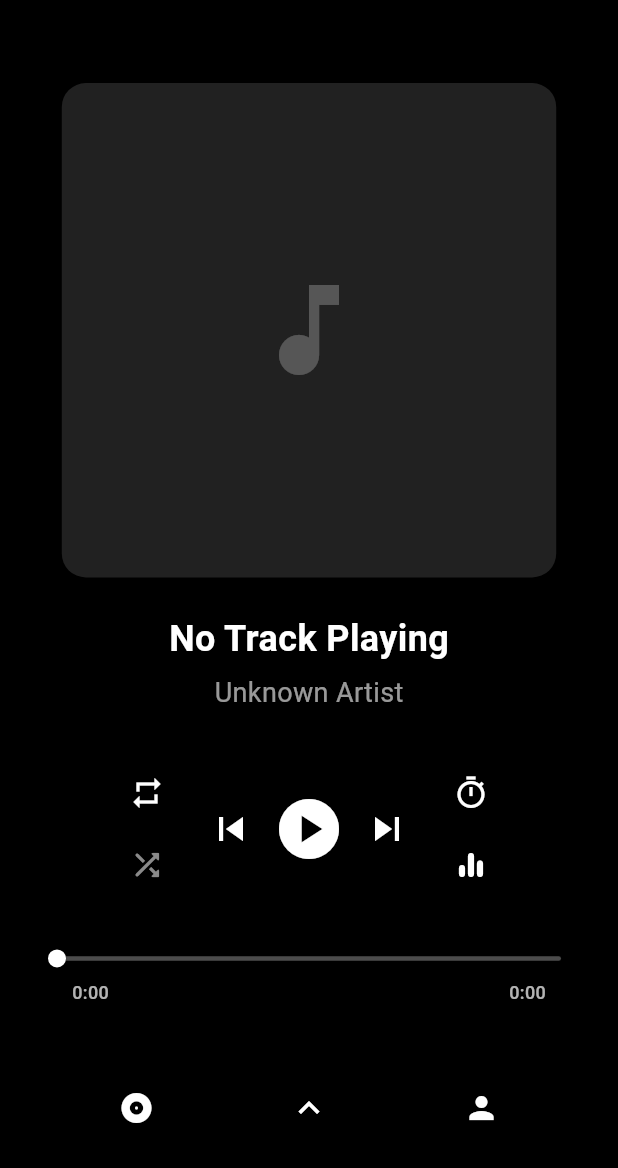
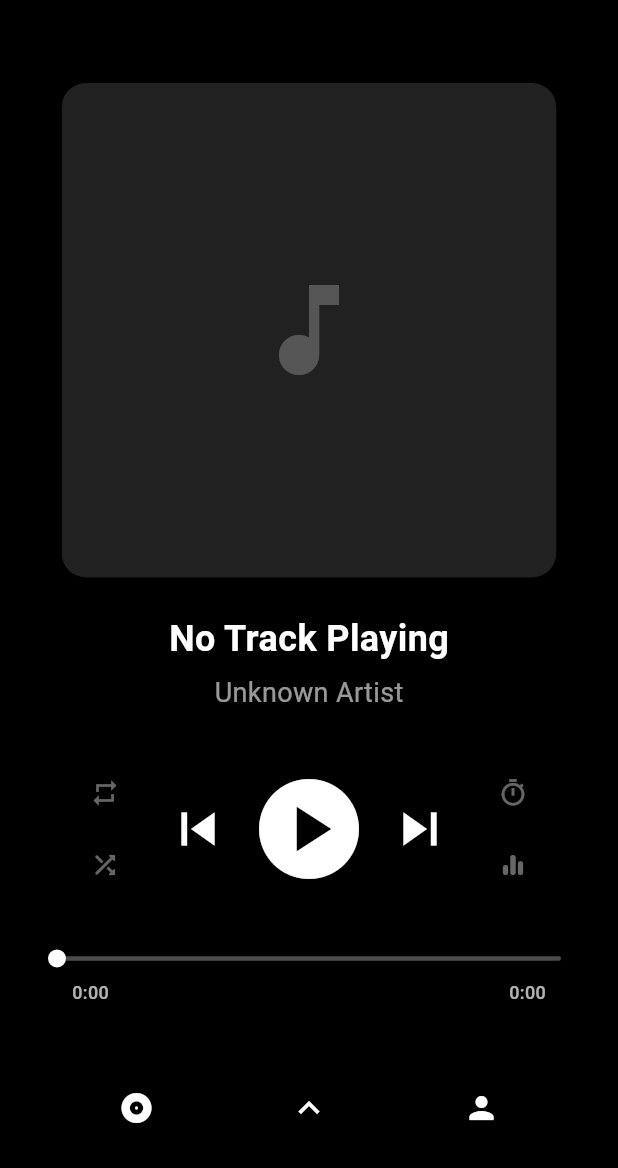
Before and after one commit to leoramzmusic/remuh, a Flutter app: the PlayerScreen screen opened directly, item 2 of the bottom bar chosen, after a tap on the "more vert" icon, on a phone screen of 412 x 824 dp, the part 68-1236 px from its top. Run offline on Flutter 3.47's test engine with Material 3 defaults, Android fonts, the phone set to English and light mode, and no system bars; our stand-ins replace audio_service, auto_size_text, device_info_plus, flutter_cache_manager, flutter_riverpod, just_audio and 7 more; missing offline and left inert: audio_session; accounts and stored records are empty.

Commit message:
feat: Introduce player screen with dynamic blur background, gesture controls, audio service, dynamic colors, equalizer, and sleep timer.

```diff
--- a/lib/main.dart
+++ b/lib/main.dart
@@ -28,10 +28,11 @@ void main() async {
   try {
     audioHandler = await AudioService.init(
       builder: () => AudioPlayerHandler(),
-      config: const AudioServiceConfig(
+      config: AudioServiceConfig(
         androidNotificationChannelId: 'com.leo.remuh.channel.audio',
         androidNotificationChannelName: 'Music Playback',
         androidNotificationOngoing: true,
+        androidStopForegroundOnPause: false, // Keep notification when paused
       ),
     );
   } catch (e) {
--- /dev/null
+++ b/lib/presentation/providers/sleep_timer_provider.dart
@@ -0,0 +1,4 @@
+import 'package:flutter_riverpod/flutter_riverpod.dart';
+
+/// Provider to manage the active state of the sleep timer
+final sleepTimerProvider = StateProvider<bool>((ref) => false);
--- a/lib/presentation/screens/player_screen.dart
+++ b/lib/presentation/screens/player_screen.dart
@@ -1,10 +1,13 @@
 import 'package:flutter/material.dart';
 import 'package:flutter_riverpod/flutter_riverpod.dart';
 import '../../presentation/widgets/equalizer_sheet.dart';
+import '../providers/sleep_timer_provider.dart';
+import '../viewmodels/equalizer_view_model.dart';
 
 import 'dart:async';
 import '../../domain/entities/track.dart';
 
+import '../providers/dynamic_color_provider.dart';
 import '../providers/audio_player_provider.dart';
 import '../widgets/track_artwork.dart';
 import '../widgets/progress_bar.dart';
@@ -13,12 +16,12 @@ import '../widgets/lyrics_view.dart';
 import '../providers/library_view_model.dart';
 import '../widgets/marquee_text.dart';
 import 'entity_detail_screen.dart';
-import '../../core/services/color_extraction_service.dart';
 
 import '../widgets/track_actions_sheet.dart';
 import '../widgets/lyrics_actions_sheet.dart';
 import '../../domain/repositories/audio_repository.dart';
 import '../widgets/shuffle_indicator.dart';
+import '../widgets/player_gesture_wrapper.dart';
 
 /// Pantalla principal del reproductor - Rediseñada
 class PlayerScreen extends ConsumerStatefulWidget {
@@ -32,8 +35,7 @@ class _PlayerScreenState extends ConsumerState<PlayerScreen> {
   late PageController _pageController;
   Timer? _debounceTimer; // Timer for debouncing swipes
   bool _showLyrics = false;
-  final ColorExtractionService _colorService = ColorExtractionService();
-  List<Color>? _backgroundColors; // List for gradient
+  bool _showQueue = false;
 
   @override
   void initState() {
@@ -42,32 +44,6 @@ class _PlayerScreenState extends ConsumerState<PlayerScreen> {
     _pageController = PageController(
       initialPage: initialIndex >= 0 ? initialIndex : 0,
     );
-
-    WidgetsBinding.instance.addPostFrameCallback((_) {
-      // Initialize background color for current track
-      final currentTrack = ref.read(audioPlayerProvider).currentTrack;
-      if (currentTrack != null) {
-        _updateBackgroundColor(currentTrack.id);
-      }
-    });
-  }
-
-  @override
-  void dispose() {
-    _pageController.dispose();
-    _debounceTimer?.cancel(); // Cancel timer
-    super.dispose();
-  }
-
-  Future<void> _updateBackgroundColor(String? trackId) async {
-    if (trackId == null) return;
-
-    final colors = await _colorService.getBackgroundColors(trackId);
-    if (mounted) {
-      setState(() {
-        _backgroundColors = colors;
-      });
-    }
   }
 
   @override
@@ -95,8 +71,14 @@ class _PlayerScreenState extends ConsumerState<PlayerScreen> {
     final isLandscape =
         MediaQuery.of(context).orientation == Orientation.landscape;
 
-    // Listeners for side effects (background color, artwork precache, page controller)
+    // Listeners for side effects (artwork precache, page controller)
     _setupListeners(queue);
+
+    final dynamicColorsAsync = ref.watch(dynamicColorsProvider);
+    final dynamicColors = dynamicColorsAsync.maybeWhen(
+      data: (colors) => colors,
+      orElse: () => [Colors.black, Colors.black],
+    );
 
     return WillPopScope(
       onWillPop: () async {
@@ -106,17 +88,29 @@ class _PlayerScreenState extends ConsumerState<PlayerScreen> {
           });
           return false; // Don't pop data, just close lyrics
         }
+        if (_showQueue) {
+          setState(() {
+            _showQueue = false;
+          });
+          return false;
+        }
         return true; // Pop screen
       },
       child: Scaffold(
         backgroundColor: Colors.black, // Dark mode strict
-        body: Stack(
+        body: PlayerGestureWrapper(
+          onSwipeUp: () => setState(() => _showQueue = true),
+          child: Stack(
             children: [
               // Gradient Background
               Container(
                 decoration: BoxDecoration(
                   gradient: LinearGradient(
-                  colors: _backgroundColors ?? [Colors.black, Colors.black],
+                    colors: [
+                      dynamicColors[0].withOpacity(0.8),
+                      dynamicColors[1].withOpacity(0.6),
+                      Colors.black,
+                    ],
                     begin: Alignment.topCenter,
                     end: Alignment.bottomCenter,
                   ),
@@ -180,7 +174,10 @@ class _PlayerScreenState extends ConsumerState<PlayerScreen> {
                             child: Opacity(opacity: value, child: child),
                           );
                         },
-                      child: NotificationListener<DraggableScrollableNotification>(
+                        child:
+                            NotificationListener<
+                              DraggableScrollableNotification
+                            >(
                               onNotification: (notification) {
                                 if (notification.extent < 0.25) {
                                   // Close if dragged too low
@@ -201,7 +198,8 @@ class _PlayerScreenState extends ConsumerState<PlayerScreen> {
                                 builder: (context, scrollController) {
                                   return Container(
                                     decoration: BoxDecoration(
-                                color: Theme.of(context).scaffoldBackgroundColor
+                                      color: Theme.of(context)
+                                          .scaffoldBackgroundColor
                                           .withOpacity(0.5), // Semi-transparent
                                       borderRadius: const BorderRadius.vertical(
                                         top: Radius.circular(24),
@@ -220,24 +218,29 @@ class _PlayerScreenState extends ConsumerState<PlayerScreen> {
                                           child: Stack(
                                             children: [
                                               LyricsView(
-                                          scrollController: scrollController,
+                                                scrollController:
+                                                    scrollController,
                                               ),
                                               // Actions
                                               Positioned(
                                                 top: 0,
                                                 right: 16,
                                                 child: IconButton(
-                                            icon: const Icon(Icons.more_vert),
+                                                  icon: const Icon(
+                                                    Icons.more_vert,
+                                                  ),
                                                   onPressed: () {
                                                     if (currentTrack != null) {
                                                       showModalBottomSheet(
                                                         context: context,
-                                                  isScrollControlled: true,
+                                                        isScrollControlled:
+                                                            true,
                                                         backgroundColor:
                                                             Colors.transparent,
                                                         builder: (context) =>
                                                             LyricsActionsSheet(
-                                                        track: currentTrack,
+                                                              track:
+                                                                  currentTrack,
                                                             ),
                                                       );
                                                     }
@@ -257,7 +260,44 @@ class _PlayerScreenState extends ConsumerState<PlayerScreen> {
                     ],
                   ),
                 ),
+
+              // Persistent Queue Layer (Pull-up Sheet)
+              if (_showQueue)
+                Positioned.fill(
+                  child: Stack(
+                    children: [
+                      // Barrier
+                      GestureDetector(
+                        onTap: () => setState(() => _showQueue = false),
+                        child: Container(color: Colors.black.withOpacity(0.3)),
+                      ),
+                      // Pull-up Sheet
+                      NotificationListener<DraggableScrollableNotification>(
+                        onNotification: (notification) {
+                          if (notification.extent < 0.25) {
+                            setState(() => _showQueue = false);
+                          }
+                          return true;
+                        },
+                        child: DraggableScrollableSheet(
+                          initialChildSize: 0.6,
+                          minChildSize: 0.0,
+                          maxChildSize: 1.0,
+                          expand: true,
+                          snap: true,
+                          snapSizes: const [0.6, 1.0],
+                          builder: (context, scrollController) {
+                            return QueueScreen(
+                              scrollController: scrollController,
+                            );
+                          },
+                        ),
+                      ),
                     ],
+                  ),
+                ),
+            ],
+          ),
         ),
       ),
     );
@@ -267,8 +307,6 @@ class _PlayerScreenState extends ConsumerState<PlayerScreen> {
     // Update background color and precache next/prev artwork
     ref.listen(audioPlayerProvider.select((s) => s.currentTrack), (_, next) {
       if (next != null) {
-        _updateBackgroundColor(next.id);
-
         // Pre-cache next artwork
         final currentIndex = ref.read(audioPlayerProvider).currentIndex;
         if (currentIndex != -1 && currentIndex < queue.length - 1) {
@@ -485,9 +523,14 @@ class _PlayerScreenState extends ConsumerState<PlayerScreen> {
     bool compact = false,
   }) {
     // Determine sizes based on screen and button type
-    final double sideIconSize = compact ? 20 : 24;
-    final double skipIconSize = compact ? 28 : 32;
-    final double playPauseSize = compact ? 42 : 48;
+    final double sideIconSize = compact
+        ? 16
+        : 20; // Repetir, Aleatorio, Temporizador, Ecualizador
+    final double skipIconSize = compact ? 40 : 44; // Anterior y Siguiente
+    final double playPauseSize = compact ? 72 : 80; // Play/Pause dominante
+
+    final eqEnabled = ref.watch(equalizerProvider.select((s) => s.isEnabled));
+    final isTimerActive = ref.watch(sleepTimerProvider);
 
     return Row(
       mainAxisAlignment: MainAxisAlignment.center,
@@ -498,21 +541,29 @@ class _PlayerScreenState extends ConsumerState<PlayerScreen> {
           children: [
             IconButton(
               tooltip: 'Repetir',
-              icon: Icon(
+              icon: AnimatedSwitcher(
+                duration: const Duration(milliseconds: 300),
+                child: Icon(
                   repeatMode == AudioRepeatMode.one
                       ? Icons.repeat_one
                       : Icons.repeat,
+                  key: ValueKey('repeat_$repeatMode'),
                   size: sideIconSize,
                   color: repeatMode != AudioRepeatMode.off
                       ? Theme.of(context).colorScheme.primary
-                    : Colors.white,
+                      : Colors.white.withValues(alpha: 0.4),
+                ),
               ),
               onPressed: () =>
                   ref.read(audioPlayerProvider.notifier).toggleRepeatMode(),
             ),
             IconButton(
               tooltip: 'Aleatorio',
-              icon: ShuffleIndicator(isActive: shuffleMode, size: sideIconSize),
+              icon: ShuffleIndicator(
+                isActive: shuffleMode,
+                size: sideIconSize,
+                inactiveColor: Colors.white.withValues(alpha: 0.4),
+              ),
               onPressed: () =>
                   ref.read(audioPlayerProvider.notifier).toggleShuffle(),
             ),
@@ -571,23 +622,40 @@ class _PlayerScreenState extends ConsumerState<PlayerScreen> {
           children: [
             IconButton(
               tooltip: 'Temporizador',
-              icon: Icon(
+              icon: AnimatedSwitcher(
+                duration: const Duration(milliseconds: 300),
+                child: Icon(
                   Icons.timer_outlined,
+                  key: ValueKey('timer_$isTimerActive'),
                   size: sideIconSize,
-                color: Colors.white,
+                  color: isTimerActive
+                      ? Theme.of(context).colorScheme.primary
+                      : Colors.white.withValues(alpha: 0.4),
+                ),
               ),
               onPressed: () {
+                ref.read(sleepTimerProvider.notifier).state = !isTimerActive;
+                if (ref.read(sleepTimerProvider)) {
                   ScaffoldMessenger.of(context).showSnackBar(
-                  const SnackBar(content: Text('Temporizador próximamente')),
+                    const SnackBar(
+                      content: Text('Temporizador activado (Simulado)'),
+                    ),
                   );
+                }
               },
             ),
             IconButton(
               tooltip: 'Ecualizador',
-              icon: Icon(
+              icon: AnimatedSwitcher(
+                duration: const Duration(milliseconds: 300),
+                child: Icon(
                   Icons.equalizer_rounded,
+                  key: ValueKey('eq_$eqEnabled'),
                   size: sideIconSize,
-                color: Colors.white,
+                  color: eqEnabled
+                      ? Theme.of(context).colorScheme.primary
+                      : Colors.white.withValues(alpha: 0.4),
+                ),
               ),
               onPressed: () {
                 showModalBottomSheet(
@@ -747,27 +815,7 @@ class _PlayerScreenState extends ConsumerState<PlayerScreen> {
                 color: Colors.white,
                 size: 28,
               ),
-              onPressed: () {
-                showModalBottomSheet(
-                  context: context,
-                  isScrollControlled: true,
-                  backgroundColor: Theme.of(context).colorScheme.surface,
-                  shape: const RoundedRectangleBorder(
-                    borderRadius: BorderRadius.vertical(
-                      top: Radius.circular(24),
-                    ),
-                  ),
-                  builder: (context) => DraggableScrollableSheet(
-                    initialChildSize: 0.6,
-                    minChildSize: 0.4,
-                    maxChildSize: 0.95,
-                    expand: false, // For queue, false is fine inside modal
-                    builder: (context, scrollController) {
-                      return QueueScreen(scrollController: scrollController);
-                    },
-                  ),
-                );
-              },
+              onPressed: () => setState(() => _showQueue = true),
               tooltip: 'Queue',
             ),
             IconButton(
--- a/lib/presentation/screens/queue_screen.dart
+++ b/lib/presentation/screens/queue_screen.dart
@@ -25,7 +25,9 @@ class QueueScreen extends ConsumerWidget {
       audioPlayerProvider.select((s) => s.shuffleMode),
     );
 
-    return Container(
+    return Material(
+      color: Colors.transparent,
+      child: Container(
         decoration: BoxDecoration(
           color: Theme.of(context).colorScheme.surface,
           borderRadius: const BorderRadius.vertical(top: Radius.circular(24)),
@@ -112,7 +114,9 @@ class QueueScreen extends ConsumerWidget {
                           trackId: track.id,
                           size: 48,
                           borderRadius: 8,
-                        placeholderIcon: isCurrent ? icons.play : icons.lyrics,
+                          placeholderIcon: isCurrent
+                              ? icons.play
+                              : icons.lyrics,
                         ),
                       ),
                     ),
@@ -182,6 +186,7 @@ class QueueScreen extends ConsumerWidget {
             ),
           ],
         ),
+      ),
     );
   }
 }
--- a/lib/presentation/viewmodels/equalizer_view_model.dart
+++ b/lib/presentation/viewmodels/equalizer_view_model.dart
@@ -72,7 +72,8 @@ class EqualizerViewModel extends StateNotifier<EqualizerState> {
       state = state.copyWith(
         bands: bands,
         presets: EqualizerService.defaultPresets,
-        isEnabled: state.isEnabled || true, // Default to true if we have bands
+        // Keep equalizer disabled by default - user must manually enable
+        isEnabled: false,
       );
     }
   }
--- /dev/null
+++ b/lib/presentation/widgets/player_gesture_wrapper.dart
@@ -0,0 +1,83 @@
+import 'package:flutter/material.dart';
+import 'package:flutter_riverpod/flutter_riverpod.dart';
+import '../providers/dynamic_color_provider.dart';
+
+class PlayerGestureWrapper extends ConsumerStatefulWidget {
+  final Widget child;
+  final VoidCallback onSwipeUp;
+  final VoidCallback? onSwipeDown;
+
+  const PlayerGestureWrapper({
+    required this.child,
+    required this.onSwipeUp,
+    this.onSwipeDown,
+    super.key,
+  });
+
+  @override
+  ConsumerState<PlayerGestureWrapper> createState() =>
+      _PlayerGestureWrapperState();
+}
+
+class _PlayerGestureWrapperState extends ConsumerState<PlayerGestureWrapper> {
+  double _dragOffset = 0.0;
+  bool _isDraggingDown = false;
+
+  @override
+  Widget build(BuildContext context) {
+    final screenHeight = MediaQuery.of(context).size.height;
+    final dynamicColorsAsync = ref.watch(dynamicColorsProvider);
+    final backgroundColor = dynamicColorsAsync.maybeWhen(
+      data: (colors) => colors[0].withOpacity(0.8),
+      orElse: () => Theme.of(context).scaffoldBackgroundColor,
+    );
+
+    return Stack(
+      children: [
+        // Background to prevent black gaps during drag
+        Container(color: backgroundColor),
+
+        GestureDetector(
+          onVerticalDragUpdate: (details) {
+            setState(() {
+              _dragOffset += details.delta.dy;
+              _isDraggingDown = details.delta.dy > 0;
+            });
+          },
+          onVerticalDragEnd: (details) {
+            // Collapsing threshold: 25% of screen height
+            if (_isDraggingDown && _dragOffset > screenHeight * 0.25) {
+              if (widget.onSwipeDown != null) {
+                widget.onSwipeDown!();
+              } else {
+                Navigator.of(context).pop();
+              }
+            }
+            // Swipe Up threshold: 15% of screen height
+            else if (!_isDraggingDown && _dragOffset < -screenHeight * 0.15) {
+              widget.onSwipeUp();
+              setState(() => _dragOffset = 0.0);
+            }
+            // Release and snap back
+            else {
+              setState(() => _dragOffset = 0.0);
+            }
+          },
+          onVerticalDragCancel: () {
+            setState(() => _dragOffset = 0.0);
+          },
+          child: AnimatedContainer(
+            duration: const Duration(milliseconds: 200),
+            curve: Curves.easeOut,
+            transform: Matrix4.translationValues(
+              0,
+              _dragOffset.clamp(-150, 150),
+              0,
+            ),
+            child: widget.child,
+          ),
+        ),
+      ],
+    );
+  }
+}
--- a/lib/presentation/widgets/shuffle_indicator.dart
+++ b/lib/presentation/widgets/shuffle_indicator.dart
@@ -18,26 +18,20 @@ class ShuffleIndicator extends StatelessWidget {
   Widget build(BuildContext context) {
     final color = isActive
         ? (activeColor ?? Theme.of(context).colorScheme.primary)
-        : (inactiveColor ?? Colors.white54);
+        : (inactiveColor ?? Colors.white.withValues(alpha: 0.4));
 
-    return Stack(
-      clipBehavior: Clip.none,
+    return Column(
+      mainAxisSize: MainAxisSize.min,
       children: [
         Icon(Icons.shuffle_rounded, color: color, size: size),
         if (isActive)
-          Positioned(
-            top: -2,
-            right: -2,
-            child: Container(
-              width: size * 0.35,
-              height: size * 0.35,
+          Container(
+            margin: const EdgeInsets.only(top: 4),
+            width: size * 0.25,
+            height: size * 0.25,
             decoration: BoxDecoration(
               color: color,
               shape: BoxShape.circle,
-                border: Border.all(
-                  color: Theme.of(context).scaffoldBackgroundColor,
-                  width: 1.5,
-                ),
               boxShadow: [
                 BoxShadow(
                   color: color.withOpacity(0.4),
@@ -47,7 +41,6 @@ class ShuffleIndicator extends StatelessWidget {
               ],
             ),
           ),
-          ),
       ],
     );
   }
--- a/lib/presentation/widgets/track_artwork.dart
+++ b/lib/presentation/widgets/track_artwork.dart
@@ -29,7 +29,10 @@ class TrackArtwork extends ConsumerWidget {
     // First, try to find a local cover file if we have a path (not implemented yet in Track entity, but planned)
     // For now, we'll use OnAudioQuery as the primary source but optimized.
 
-    return FutureBuilder<Uint8List?>(
+    return SizedBox(
+      width: size,
+      height: size,
+      child: FutureBuilder<Uint8List?>(
         future: _getArtworkBytes(trackId),
         builder: (context, snapshot) {
           if (snapshot.hasData && snapshot.data != null) {
@@ -65,6 +68,7 @@ class TrackArtwork extends ConsumerWidget {
             );
           }
         },
+      ),
     );
   }
 
--- a/lib/services/audio_service.dart
+++ b/lib/services/audio_service.dart
@@ -18,6 +18,9 @@ class AudioPlayerHandler extends BaseAudioHandler with QueueHandler {
   Future<void> _init() async {
     final session = await AudioSession.instance;
     await session.configure(const AudioSessionConfiguration.music());
+
+    // Audio focus is handled automatically by just_audio + AudioSession
+    // When another app requests audio, just_audio will pause automatically
 
     // Propagar eventos de just_audio a audio_service
     _player.playbackEventStream.listen(_broadcastState);
```
Also changed, not shown: lib/presentation/providers/dynamic_color_provider.dart (added, +21 -0 lines), lib/presentation/screens/main_scaffold.dart (+7 -1 lines), lib/presentation/widgets/dynamic_blur_background.dart (added, +57 -0 lines). Lines whose indentation alone changed are shown as unchanged.
